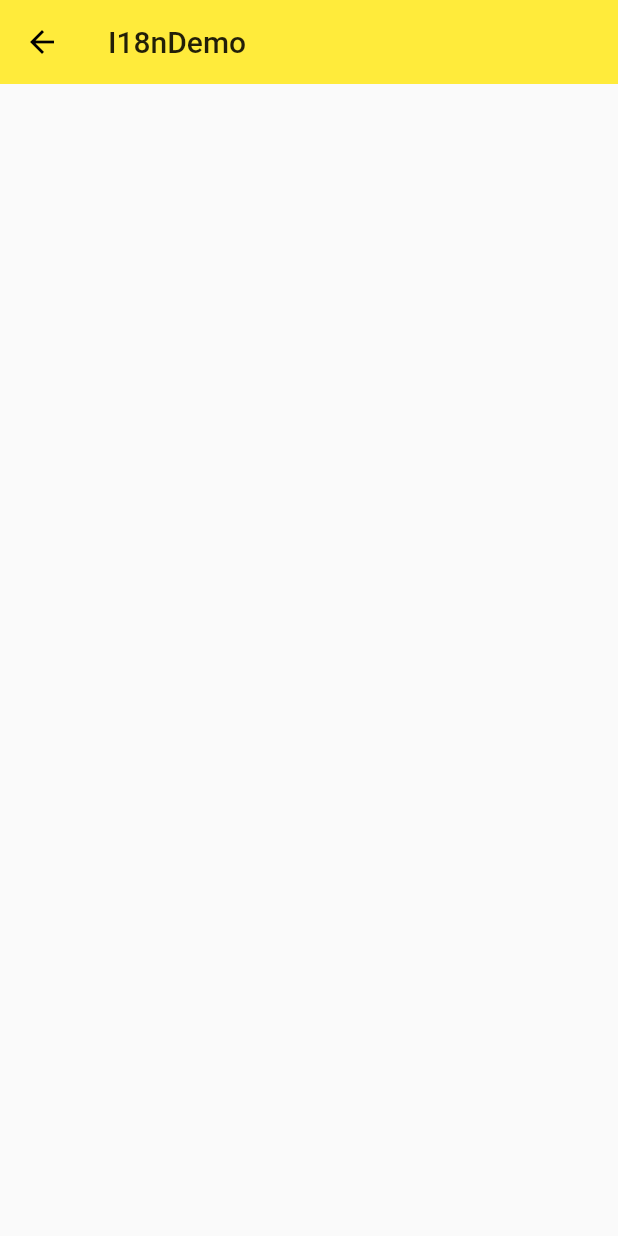
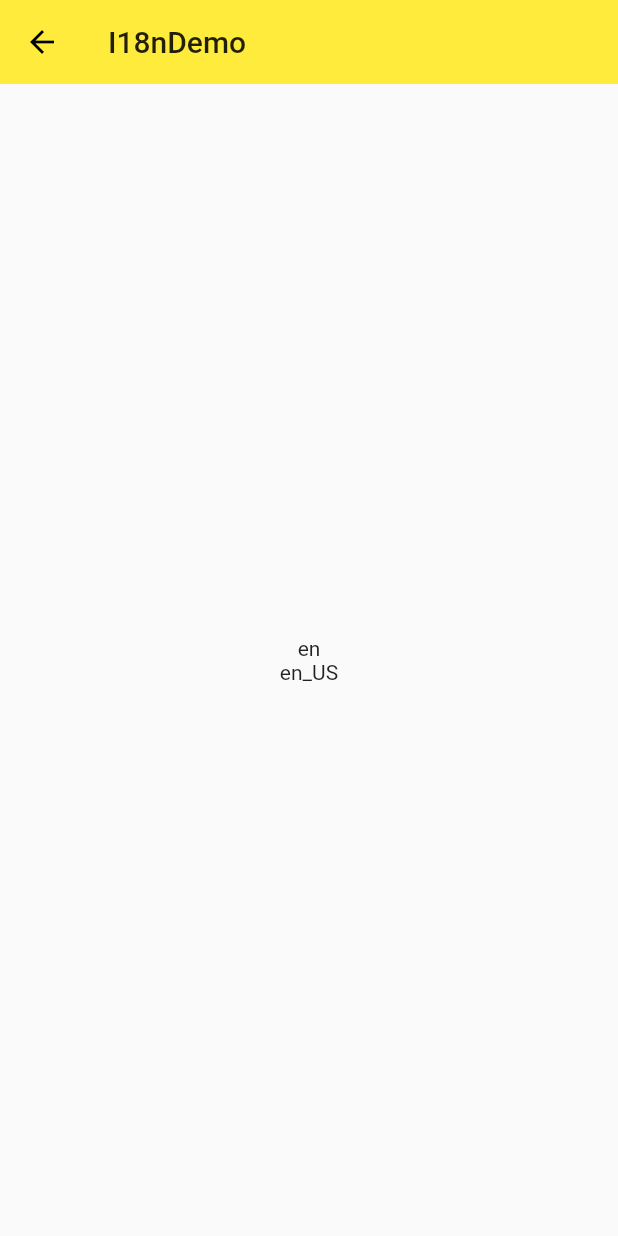
Before and after one commit to GuchaoGit/flutter_app, a Flutter app: the screen it shows after launch, on a phone screen of 412 x 824 dp. Run offline on Flutter 3.47's test engine with Material 2 defaults, Android fonts, the phone set to English and light mode, and no system bars; our stand-ins replace rxdart; missing offline and left inert: flutter_webview_plugin.

Commit message:
获取与设置语言和地区

```diff
--- a/lib/demo/i18n/i18n_demo.dart
+++ b/lib/demo/i18n/i18n_demo.dart
@@ -3,11 +3,22 @@ import 'package:flutter/material.dart';
 class I18nDemo extends StatelessWidget {
   @override
   Widget build(BuildContext context) {
+    Locale locale = Localizations.localeOf(context);
+
     return Scaffold(
       appBar: AppBar(
         title: Text('I18nDemo'),
         elevation: 0.0,
       ),
+      body: Center(
+        child: Column(
+          mainAxisAlignment: MainAxisAlignment.center,
+          children: <Widget>[
+            Text('${locale.languageCode}'),
+            Text(locale.toString()),
+          ],
+        ),
+      ),
     );
   }
 }
```
Also changed, not shown: lib/main.dart (+8 -2 lines), 1 other file.
